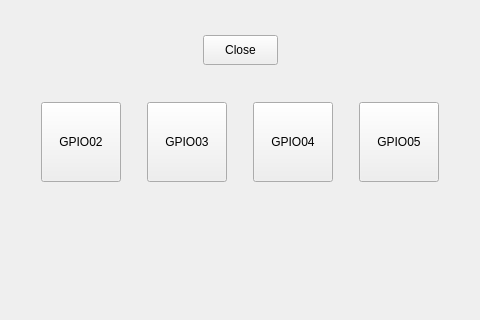
First picture: the form in dev/src/QtLedBlink/qtledblinkmainwindow.ui, repository CountrySideEngineer/QtLedBlink, before the edit.
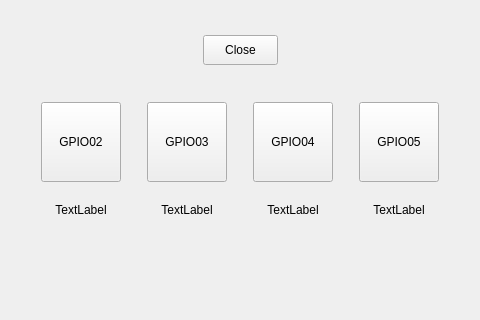
Second picture: the form after the edit.

Commit message: Update QtLEDBlinkMainWindow class. -Change PIN number. -To design GUI using by StyleSheet, read from stylesheet.

```diff
--- a/dev/src/QtLedBlink/qtledblinkmainwindow.ui
+++ b/dev/src/QtLedBlink/qtledblinkmainwindow.ui
@@ -243,6 +243,175 @@
       </item>
      </layout>
     </item>
+    <item>
+     <layout class="QHBoxLayout" name="horizontalLayout_3">
+      <property name="leftMargin">
+       <number>0</number>
+      </property>
+      <property name="topMargin">
+       <number>6</number>
+      </property>
+      <property name="rightMargin">
+       <number>0</number>
+      </property>
+      <property name="bottomMargin">
+       <number>6</number>
+      </property>
+      <item>
+       <spacer name="horizontalSpacer_5">
+        <property name="orientation">
+         <enum>Qt::Horizontal</enum>
+        </property>
+        <property name="sizeType">
+         <enum>QSizePolicy::Fixed</enum>
+        </property>
+        <property name="sizeHint" stdset="0">
+         <size>
+          <width>10</width>
+          <height>20</height>
+         </size>
+        </property>
+       </spacer>
+      </item>
+      <item>
+       <widget class="QLabel" name="gpio02OnOffLabel">
+        <property name="sizePolicy">
+         <sizepolicy hsizetype="Fixed" vsizetype="Fixed">
+          <horstretch>0</horstretch>
+          <verstretch>0</verstretch>
+         </sizepolicy>
+        </property>
+        <property name="minimumSize">
+         <size>
+          <width>80</width>
+          <height>20</height>
+         </size>
+        </property>
+        <property name="maximumSize">
+         <size>
+          <width>80</width>
+          <height>20</height>
+         </size>
+        </property>
+        <property name="text">
+         <string>TextLabel</string>
+        </property>
+        <property name="textFormat">
+         <enum>Qt::PlainText</enum>
+        </property>
+        <property name="alignment">
+         <set>Qt::AlignCenter</set>
+        </property>
+       </widget>
+      </item>
+      <item>
+       <widget class="QLabel" name="gpio03OnOffLabel">
+        <property name="sizePolicy">
+         <sizepolicy hsizetype="Fixed" vsizetype="Fixed">
+          <horstretch>0</horstretch>
+          <verstretch>0</verstretch>
+         </sizepolicy>
+        </property>
+        <property name="minimumSize">
+         <size>
+          <width>80</width>
+          <height>20</height>
+         </size>
+        </property>
+        <property name="maximumSize">
+         <size>
+          <width>80</width>
+          <height>20</height>
+         </size>
+        </property>
+        <property name="text">
+         <string>TextLabel</string>
+        </property>
+        <property name="alignment">
+         <set>Qt::AlignCenter</set>
+        </property>
+        <property name="pinLevel" stdset="0">
+         <bool>false</bool>
+        </property>
+       </widget>
+      </item>
+      <item>
+       <widget class="QLabel" name="gpio04OnOffLabel">
+        <property name="sizePolicy">
+         <sizepolicy hsizetype="Fixed" vsizetype="Fixed">
+          <horstretch>0</horstretch>
+          <verstretch>0</verstretch>
+         </sizepolicy>
+        </property>
+        <property name="minimumSize">
+         <size>
+          <width>80</width>
+          <height>20</height>
+         </size>
+        </property>
+        <property name="maximumSize">
+         <size>
+          <width>80</width>
+          <height>20</height>
+         </size>
+        </property>
+        <property name="styleSheet">
+         <string notr="true"/>
+        </property>
+        <property name="text">
+         <string>TextLabel</string>
+        </property>
+        <property name="alignment">
+         <set>Qt::AlignCenter</set>
+        </property>
+       </widget>
+      </item>
+      <item>
+       <widget class="QLabel" name="gpio05OnOffLabel">
+        <property name="sizePolicy">
+         <sizepolicy hsizetype="Fixed" vsizetype="Fixed">
+          <horstretch>0</horstretch>
+          <verstretch>0</verstretch>
+         </sizepolicy>
+        </property>
+        <property name="minimumSize">
+         <size>
+          <width>80</width>
+          <height>20</height>
+         </size>
+        </property>
+        <property name="maximumSize">
+         <size>
+          <width>80</width>
+          <height>20</height>
+         </size>
+        </property>
+        <property name="text">
+         <string>TextLabel</string>
+        </property>
+        <property name="alignment">
+         <set>Qt::AlignCenter</set>
+        </property>
+       </widget>
+      </item>
+      <item>
+       <spacer name="horizontalSpacer_6">
+        <property name="orientation">
+         <enum>Qt::Horizontal</enum>
+        </property>
+        <property name="sizeType">
+         <enum>QSizePolicy::Fixed</enum>
+        </property>
+        <property name="sizeHint" stdset="0">
+         <size>
+          <width>10</width>
+          <height>20</height>
+         </size>
+        </property>
+       </spacer>
+      </item>
+     </layout>
+    </item>
     <item>
      <spacer name="verticalSpacer">
       <property name="orientation">
```
Left out of the diff: 11 changed lines with no effect on the pictures. The commit also changes 1 other file.
